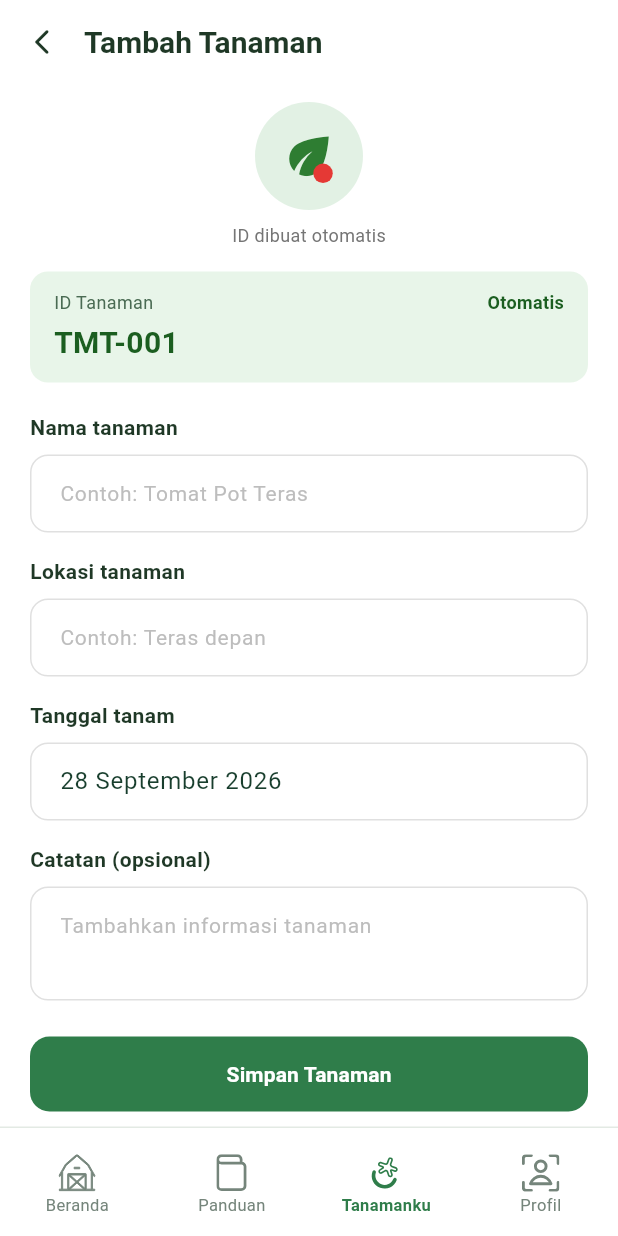
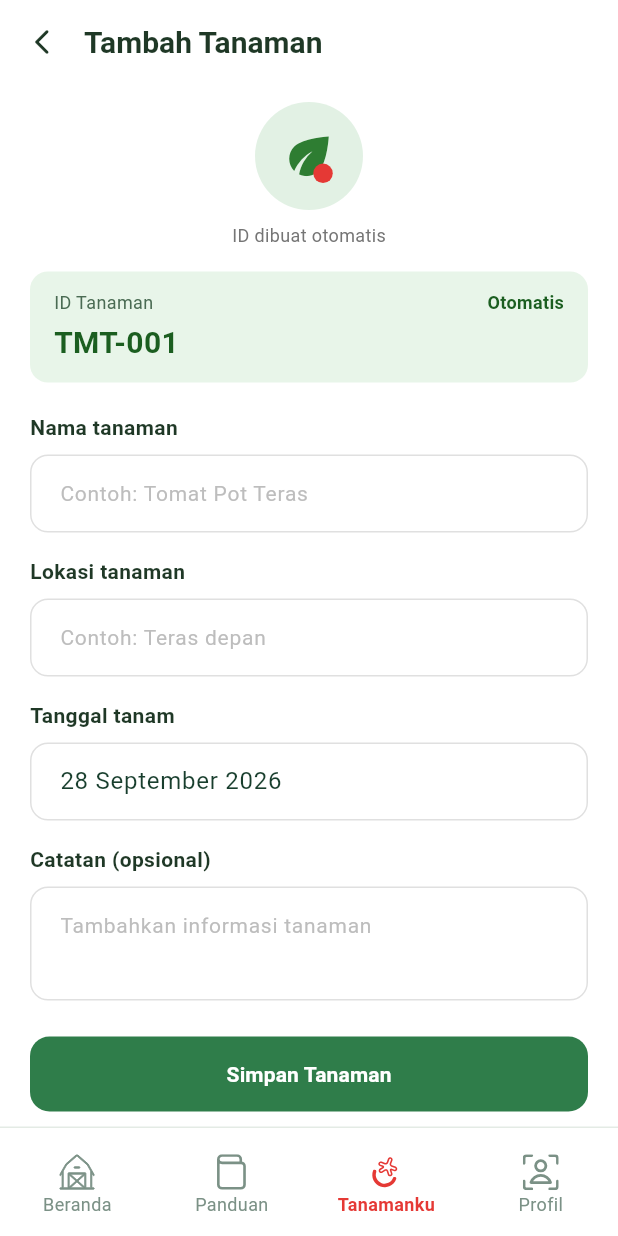
Before and after one commit to Indhirayc/PBL_Kelompok1_LeafItToMe, a Flutter app: the AddPlantPage screen opened by its route, on a phone screen of 412 x 824 dp. Run offline on Flutter 3.47's test engine with Material 3 defaults, Android fonts, the phone set to English and light mode, and no system bars; our stand-ins replace connectivity_plus, dio, flutter_riverpod, flutter_svg, go_router.

Commit message:
style(navigation): highlight My Plants navbar in red

```diff
--- a/mobile_app/lib/core/widgets/main_bottom_navigation.dart
+++ b/mobile_app/lib/core/widgets/main_bottom_navigation.dart
@@ -3,70 +3,89 @@ import 'package:flutter_svg/flutter_svg.dart';
 import 'package:go_router/go_router.dart';
 
 class MainBottomNavigation extends StatelessWidget {
-  const MainBottomNavigation({super.key, required this.currentIndex})
-    : assert(
-        currentIndex >= 0 && currentIndex <= 3,
-        'currentIndex harus bernilai antara 0 sampai 3',
-      );
+  const MainBottomNavigation({
+    super.key,
+    required this.currentIndex,
+  });
 
   final int currentIndex;
 
   static const Color _backgroundColor = Color(0xFFFFFFFF);
-  static const Color _borderColor = Color(0xFFE3EAE4);
-
-  static const List<_NavigationData> _items = [
-    _NavigationData(
-      label: 'Beranda',
-      iconPath: 'assets/icons/navigation/home.svg',
-      routeName: 'home',
-    ),
-    _NavigationData(
-      label: 'Panduan',
-      iconPath: 'assets/icons/navigation/guide.svg',
-      routeName: 'guides',
-    ),
-    _NavigationData(
-      label: 'Tanamanku',
-      iconPath: 'assets/icons/navigation/plant.svg',
-      routeName: 'plants',
-    ),
-    _NavigationData(
-      label: 'Profil',
-      iconPath: 'assets/icons/navigation/profile.svg',
-      routeName: 'profile',
-    ),
-  ];
+  static const Color _borderColor = Color(0xFFE4EBE5);
 
   @override
   Widget build(BuildContext context) {
     return Container(
       decoration: const BoxDecoration(
         color: _backgroundColor,
-        border: Border(top: BorderSide(color: _borderColor, width: 1)),
+        border: Border(
+          top: BorderSide(
+            color: _borderColor,
+            width: 1,
+          ),
+        ),
       ),
       child: SafeArea(
         top: false,
         child: SizedBox(
           height: 72,
           child: Row(
-            children: List.generate(_items.length, (index) {
-              final item = _items[index];
+            children: [
+              Expanded(
+                child: _NavigationItem(
+                  label: 'Beranda',
+                  iconPath: 'assets/icons/navigation/home.svg',
+                  isActive: currentIndex == 0,
+                  activeColor: const Color(0xFF07852F),
+                  onTap: () => _handleNavigation(
+                    context,
+                    selectedIndex: 0,
+                    routeName: 'home',
+                  ),
+                ),
+              ),
+              Expanded(
+                child: _NavigationItem(
+                  label: 'Panduan',
+                  iconPath: 'assets/icons/navigation/guide.svg',
+                  isActive: currentIndex == 1,
+                  activeColor: const Color(0xFF07852F),
+                  onTap: () => _handleNavigation(
+                    context,
+                    selectedIndex: 1,
+                    routeName: 'guides',
+                  ),
+                ),
+              ),
+              Expanded(
+                child: _NavigationItem(
+                  label: 'Tanamanku',
+                  iconPath: 'assets/icons/navigation/plant.svg',
+                  isActive: currentIndex == 2,
 
-              return Expanded(
+                  // Tanamanku menggunakan warna merah saat aktif.
+                  activeColor: const Color(0xFFE53935),
+                  onTap: () => _handleNavigation(
+                    context,
+                    selectedIndex: 2,
+                    routeName: 'plants',
+                  ),
+                ),
+              ),
+              Expanded(
                 child: _NavigationItem(
-                  label: item.label,
-                  iconPath: item.iconPath,
-                  isActive: currentIndex == index,
-                  onTap: () {
-                    _handleNavigation(
-                      context,
-                      selectedIndex: index,
-                      routeName: item.routeName,
-                    );
-                  },
+                  label: 'Profil',
+                  iconPath: 'assets/icons/navigation/profile.svg',
+                  isActive: currentIndex == 3,
+                  activeColor: const Color(0xFF07852F),
+                  onTap: () => _handleNavigation(
+                    context,
+                    selectedIndex: 3,
+                    routeName: 'profile',
+                  ),
                 ),
-              );
-            }),
+              ),
+            ],
           ),
         ),
       ),
@@ -78,7 +97,7 @@ class MainBottomNavigation extends StatelessWidget {
     required int selectedIndex,
     required String routeName,
   }) {
-    // Mencegah halaman aktif dibuka kembali.
+    // Tidak membuka ulang halaman yang sedang aktif.
     if (selectedIndex == currentIndex) {
       return;
     }
@@ -87,77 +106,67 @@ class MainBottomNavigation extends StatelessWidget {
   }
 }
 
-class _NavigationData {
-  const _NavigationData({
-    required this.label,
-    required this.iconPath,
-    required this.routeName,
-  });
-
-  final String label;
-  final String iconPath;
-  final String routeName;
-}
-
 class _NavigationItem extends StatelessWidget {
   const _NavigationItem({
     required this.label,
     required this.iconPath,
     required this.isActive,
+    required this.activeColor,
     required this.onTap,
   });
 
   final String label;
   final String iconPath;
   final bool isActive;
+  final Color activeColor;
   final VoidCallback onTap;
 
-  static const Color _activeColor = Color(0xFF2F7D4A);
-  static const Color _inactiveColor = Color(0xFF75857B);
+  static const Color _inactiveColor = Color(0xFF7B9186);
 
   @override
   Widget build(BuildContext context) {
-    final itemColor = isActive ? _activeColor : _inactiveColor;
+    final Color itemColor = isActive ? activeColor : _inactiveColor;
 
     return Material(
       color: Colors.transparent,
       child: InkWell(
         onTap: onTap,
-        splashColor: _activeColor.withValues(alpha: 0.08),
-        highlightColor: _activeColor.withValues(alpha: 0.04),
+        splashColor: activeColor.withValues(alpha: 0.08),
+        highlightColor: activeColor.withValues(alpha: 0.04),
         child: Semantics(
           button: true,
           selected: isActive,
           label: label,
           child: Padding(
-            padding: const EdgeInsets.only(top: 8, bottom: 5),
+            padding: const EdgeInsets.only(
+              top: 8,
+              bottom: 5,
+            ),
             child: Column(
               mainAxisAlignment: MainAxisAlignment.center,
               children: [
                 SvgPicture.asset(
                   iconPath,
-                  width: 25,
-                  height: 25,
+                  width: 24,
+                  height: 24,
                   fit: BoxFit.contain,
-                  colorFilter: ColorFilter.mode(itemColor, BlendMode.srcIn),
-                  placeholderBuilder: (context) {
-                    return Icon(
-                      _fallbackIcon(label),
-                      size: 25,
-                      color: itemColor,
-                    );
-                  },
+                  colorFilter: ColorFilter.mode(
+                    itemColor,
+                    BlendMode.srcIn,
+                  ),
                 ),
                 const SizedBox(height: 4),
                 Text(
                   label,
                   maxLines: 1,
-                  overflow: TextOverflow.ellipsis,
+                  overflow: TextOverflow.visible,
                   style: TextStyle(
                     color: itemColor,
-                    fontSize: 11,
+                    fontSize: 12,
                     height: 1,
-                    fontWeight: isActive ? FontWeight.w600 : FontWeight.w400,
+                    fontWeight: isActive
+                        ? FontWeight.w600
+                        : FontWeight.w400,
                   ),
                 ),
               ],
@@ -167,19 +176,4 @@ class _NavigationItem extends StatelessWidget {
       ),
     );
   }
-
-  IconData _fallbackIcon(String label) {
-    switch (label) {
-      case 'Beranda':
-        return Icons.home_outlined;
-      case 'Panduan':
-        return Icons.menu_book_outlined;
-      case 'Tanamanku':
-        return Icons.eco_outlined;
-      case 'Profil':
-        return Icons.person_outline_rounded;
-      default:
-        return Icons.circle_outlined;
-    }
-  }
 }
```
